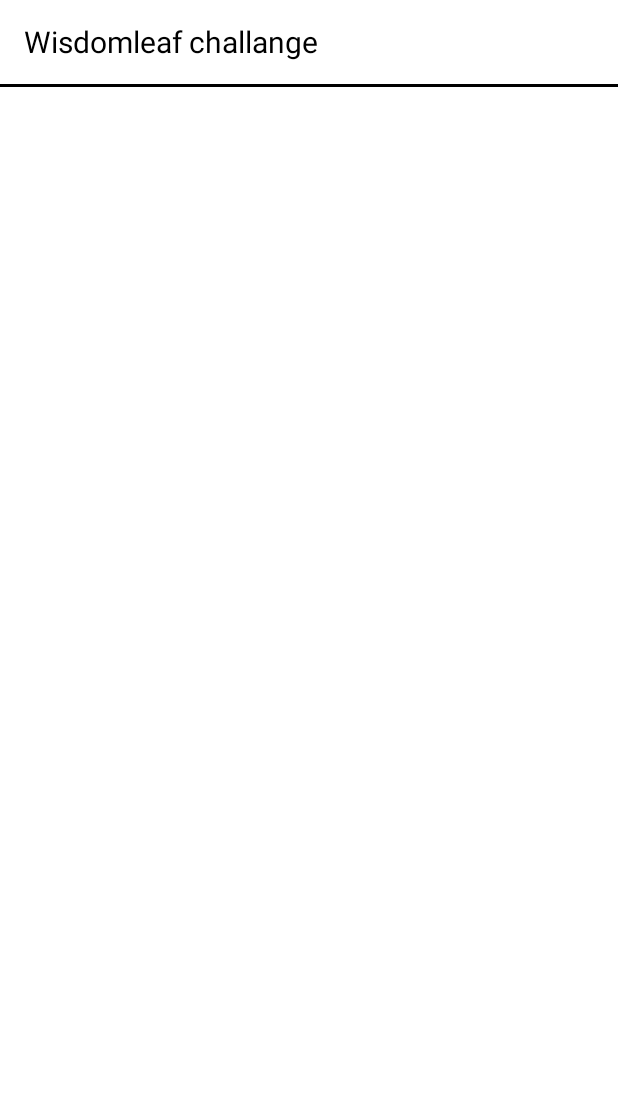
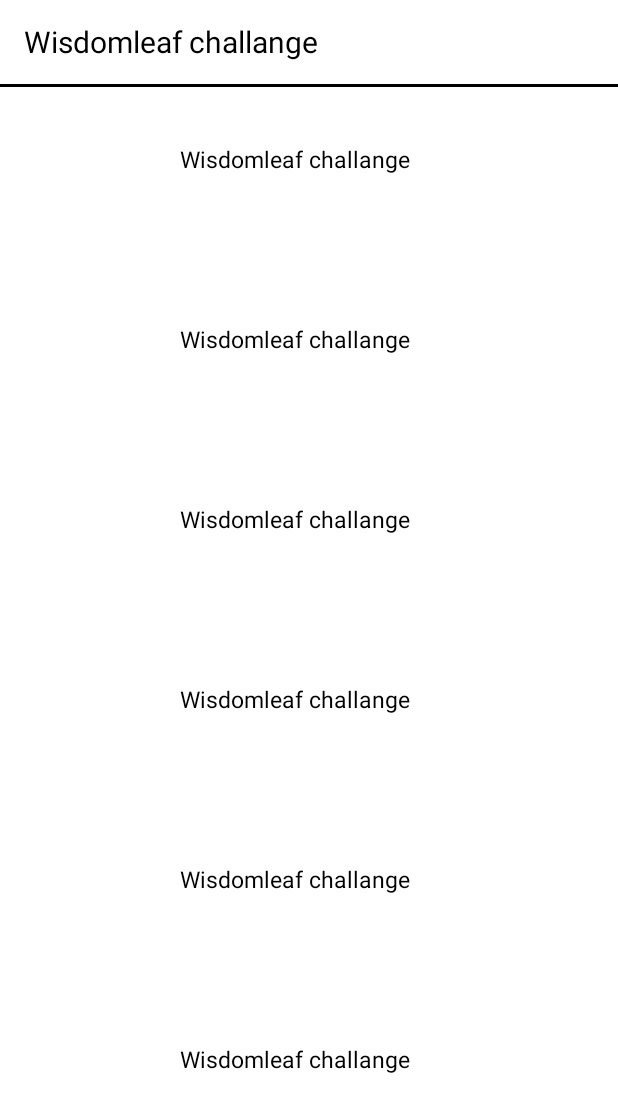
Before and after one commit to premcode99/WisdomleafChallange, an Android app: the layout activity_main.xml on its own in the app's theme, with its tools: preview values and no code run, on a phone screen of 412 x 824 dp. Shown: the top 1112 px of the screen. Run offline under Robolectric (Android 15) with nearby library versions, the phone set to English and light mode, and no system bars.

Commit message:
set the adapter data with titleTextView
Signed-off-by: Premnarayan Nagar <Premnarayan.Nagar@in.bosch.com>

```diff
--- a/app/src/main/AndroidManifest.xml
+++ b/app/src/main/AndroidManifest.xml
@@ -1,6 +1,9 @@
 <?xml version="1.0" encoding="utf-8"?>
 <manifest xmlns:android="http://schemas.android.com/apk/res/android"
     package="com.example.wisdomleafchallange">
+
+    <uses-permission android:name="android.permission.ACCESS_NETWORK_STATE" />
+    <uses-permission android:name="android.permission.INTERNET" />
 
     <application
         android:allowBackup="true"
@@ -8,7 +11,7 @@
         android:label="@string/app_name"
         android:roundIcon="@mipmap/ic_launcher_round"
         android:supportsRtl="true"
-        android:theme="@style/Theme.WisdomleafChallange">
+        android:theme="@style/AppTheme">
         <activity
             android:name=".Activity.SplashScreenActivity"
             android:screenOrientation="portrait"
--- a/app/src/main/java/com/example/wisdomleafchallange/Activity/SplashScreenActivity.java
+++ b/app/src/main/java/com/example/wisdomleafchallange/Activity/SplashScreenActivity.java
@@ -15,7 +15,6 @@ public class SplashScreenActivity extends AppCompatActivity {
     @Override
     protected void onCreate(Bundle savedInstanceState) {
         super.onCreate(savedInstanceState);
-        setContentView(R.layout.activity_main);
         showSplashScreen();
     }
 
@@ -25,7 +24,7 @@ public class SplashScreenActivity extends AppCompatActivity {
         //This method is used so that your splash activity
         //can cover the entire screen.
 
-        setContentView(R.layout.activity_main);
+        setContentView(R.layout.activity_splash_screen);
         //this will bind your MainActivity.class file with activity_main.
 
         new Handler().postDelayed(new Runnable() {
--- a/app/src/main/java/com/example/wisdomleafchallange/Util/Constants.java
+++ b/app/src/main/java/com/example/wisdomleafchallange/Util/Constants.java
@@ -4,6 +4,6 @@ public class Constants {
 
     public static int SPLASH_SCREEN_TIME_OUT=5000;
     public static final String WEBSERVICES_DOMAIN = "https://picsum.photos/";
-    public static final String URI = "v2/list";
+    public static final String URI = "/v2/list";
 
 }
--- a/app/src/main/java/com/example/wisdomleafchallange/WebServiceApi/WisdomApiInterface.java
+++ b/app/src/main/java/com/example/wisdomleafchallange/WebServiceApi/WisdomApiInterface.java
@@ -1,15 +1,17 @@
 package com.example.wisdomleafchallange.WebServiceApi;
 
+import com.example.wisdomleafchallange.PresentationModel.Picsum.PicSumDataModel;
 import com.example.wisdomleafchallange.PresentationModel.Picsum.PicSumPresentation;
 import com.example.wisdomleafchallange.Util.Constants;
 
+import java.util.ArrayList;
+
 import retrofit.Callback;
 import retrofit.http.GET;
-import retrofit.http.Header;
 import retrofit.http.Query;
 
 public interface WisdomApiInterface {
 
     @GET(Constants.URI)
-    void getPicSumData(@Query("page") int PageNo, @Query("limit") int limit, Callback<PicSumPresentation> callback);
+    void getPicSumData(@Query("page") int PageNo, @Query("limit") int limit, Callback<ArrayList<PicSumDataModel>> callback);
 }
--- a/app/src/main/res/layout/activity_main.xml
+++ b/app/src/main/res/layout/activity_main.xml
@@ -19,11 +19,12 @@
     <androidx.recyclerview.widget.RecyclerView
         android:id="@+id/wisdom_recyclerView"
         android:layout_width="match_parent"
-        android:layout_height="0dp"
+        android:layout_height="wrap_content"
         app:layout_constraintStart_toStartOf="parent"
         app:layout_constraintEnd_toEndOf="parent"
         app:layout_constraintTop_toBottomOf="@id/titleToolBar"
-        app:layout_constraintBottom_toBottomOf="parent"
+        tools:itemCount="20"
+        tools:listitem="@layout/item_layout"
         >
 
     </androidx.recyclerview.widget.RecyclerView>
--- a/app/src/main/res/layout/item_layout.xml
+++ b/app/src/main/res/layout/item_layout.xml
@@ -1,7 +1,7 @@
 <?xml version="1.0" encoding="utf-8"?>
 <androidx.constraintlayout.widget.ConstraintLayout xmlns:android="http://schemas.android.com/apk/res/android"
     android:layout_width="match_parent"
-    android:layout_height="match_parent"
+    android:layout_height="wrap_content"
     xmlns:app="http://schemas.android.com/apk/res-auto"
     android:paddingLeft="@dimen/margin_20dp"
     android:paddingRight="@dimen/margin_20dp"
@@ -22,7 +22,8 @@
         android:id="@+id/title_item"
         android:layout_width="0dp"
         android:layout_height="wrap_content"
-        android:text="@string/app_name"
+        android:text=""
+        android:textColor="@color/black"
         app:layout_constraintStart_toEndOf="@id/imageview_item"
         app:layout_constraintEnd_toEndOf="parent"
         app:layout_constraintTop_toTopOf="parent"
--- a/app/src/main/res/values/colors.xml
+++ b/app/src/main/res/values/colors.xml
@@ -1,5 +1,10 @@
 <?xml version="1.0" encoding="utf-8"?>
 <resources>
+
+    <color name="colorPrimary">#3F51B5</color>
+    <color name="colorPrimaryDark">#303F9F</color>
+    <color name="colorAccent">#005691</color>
+
     <color name="purple_200">#FFBB86FC</color>
     <color name="purple_500">#FF6200EE</color>
     <color name="purple_700">#FF3700B3</color>
--- a/app/src/main/res/values/strings.xml
+++ b/app/src/main/res/values/strings.xml
@@ -1,3 +1,8 @@
 <resources>
     <string name="app_name">Wisdomleaf challange</string>
+    <string name="error_alert_heading">Wisdom Technologies</string>
+    <string name="error_network_unavailable">Unfortunately there is no network connection available. Please turn on your mobile data or enable Wi-Fi to connect.</string>
+    <string name="ok">Ok</string>
+    <string name="please_wait">Please Wait</string>
+    <string name="no_data_available">No data Available</string>
 </resources>
--- /dev/null
+++ b/app/src/main/res/values/styles.xml
@@ -0,0 +1,42 @@
+<resources xmlns:tools="http://schemas.android.com/tools">
+
+    <!-- Base application theme. -->
+    <style name="AppTheme" parent="Theme.AppCompat.Light.NoActionBar">
+        <!-- Customize your theme here. -->
+        <item name="colorPrimary">@color/colorPrimary</item>
+        <item name="colorPrimaryDark">@color/white</item>
+        <item name="colorAccent">@color/black</item>
+        <item name="android:windowAnimationStyle">@style/CustomActivityAnimation</item>
+        <item name="android:windowBackground">@color/white</item>
+        <item name="android:textSize">@dimen/font_body</item>
+        <item name="android:textColor">@color/black</item>
+        <item name="android:textAppearanceSmallPopupMenu">@style/avoice_options_menu_text</item>
+        <item name="android:windowLightStatusBar" tools:targetApi="m">true</item>
+        <item name="android:actionButtonStyle">@style/ActionButtonStyle</item>
+        <!--EditText hint color-->
+        <item name="android:textColorHint">@color/black</item>
+
+    </style>
+
+    <style name="avoice_options_menu_text">
+        <item name="android:textColorHint">#008ECF</item>
+        <item name="android:textSize">@dimen/font_body_small</item>
+    </style>
+
+    <style name="ActionButtonStyle" parent="Widget.AppCompat.ActionButton">
+        <item name="android:minWidth">0dp</item>
+        <item name="android:paddingStart">8dp</item>
+        <item name="android:paddingEnd">8dp</item>
+    </style>
+
+    <style name="CustomActivityAnimation" parent="@android:style/Animation.Activity">
+        <item name="android:activityOpenEnterAnimation">@anim/slide_in_right</item>
+        <item name="android:activityOpenExitAnimation">@anim/slide_out_left</item>
+        <item name="android:activityCloseEnterAnimation">@anim/slide_in_left</item>
+        <item name="android:activityCloseExitAnimation">@anim/slide_out_right</item>
+    </style>
+
+
+
+
+</resources>
```
Also changed, not shown: app/build.gradle (+5 -5 lines), app/src/main/java/com/example/wisdomleafchallange/Activity/MainActivity.java (+99 -7 lines), app/src/main/java/com/example/wisdomleafchallange/Adapter/WisdomAdapter.java (+13 -4 lines), app/src/main/java/com/example/wisdomleafchallange/PresentationModel/Picsum/PicSumDataModel.java (+50 -1 lines), app/src/main/java/com/example/wisdomleafchallange/PresentationModel/Picsum/PicSumPresentation.java (+0 -7 lines), app/src/main/java/com/example/wisdomleafchallange/Util/NetworkConnectivity.java (added, +25 -0 lines), app/src/main/java/com/example/wisdomleafchallange/Util/UiUtils.java (added, +85 -0 lines), build.gradle (+44 -4 lines), settings.gradle (+0 -14 lines).
